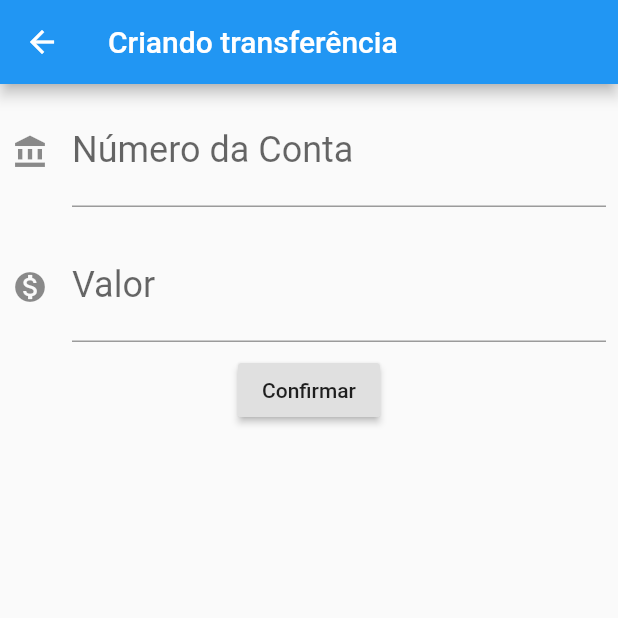
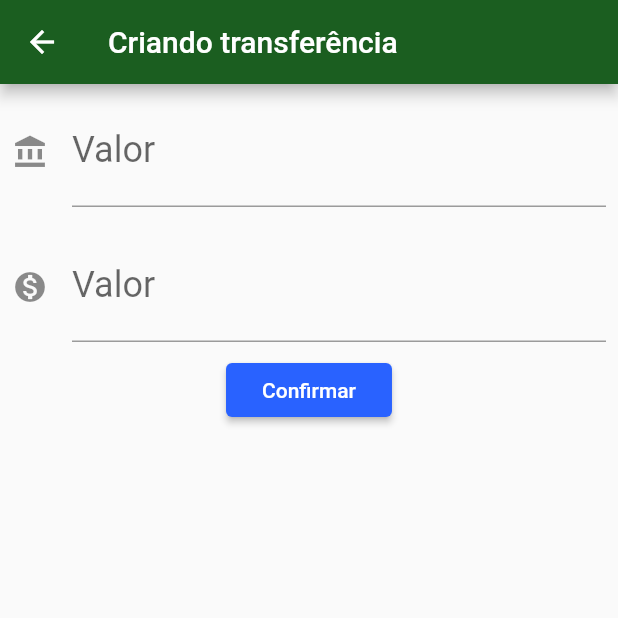
Before and after one commit to iagolopess/bytebankFlutter, a Flutter app: the screen it shows after launch, after a tap on the "add" icon, on a phone screen of 412 x 824 dp, the top half of it. Run offline on Flutter 3.47's test engine with Material 2 defaults, Android fonts, the phone set to English and light mode, and no system bars.

Commit message:
projeto final ByteBank Alura

```diff
--- /dev/null
+++ b/lib/components/editor.dart
@@ -0,0 +1,35 @@
+import 'package:flutter/material.dart';
+
+class Editor extends StatelessWidget {
+  final TextEditingController controlador;
+  final String rotulo;
+  final String dica;
+  final IconData icone;
+
+  Editor({
+    this.controlador,
+    this.rotulo,
+    this.dica,
+    this.icone,
+  });
+
+  @override
+  Widget build(BuildContext context) {
+    return Padding(
+      padding: const EdgeInsets.all(8.0),
+      child: TextField(
+        controller: controlador,
+        style: TextStyle(
+          fontSize: 24.0,
+        ),
+        decoration: InputDecoration(
+          // Operador ternário para verificar se icone é null
+          icon: icone != null ? Icon(icone) : null,
+          labelText: rotulo,
+          hintText: dica,
+        ),
+        keyboardType: TextInputType.number,
+      ),
+    );
+  }
+}
--- a/lib/main.dart
+++ b/lib/main.dart
@@ -1,3 +1,4 @@
+import 'package:bytebank/screen/transferencia/lista.dart';
 import 'package:flutter/material.dart';
 
 void main() => runApp(BytebankApp());
@@ -7,175 +8,15 @@ class BytebankApp extends StatelessWidget {
   @override
   Widget build(BuildContext context) {
     return MaterialApp(
-        home: Scaffold(
-      body: ListaTransferencia(),
-    ));
-  }
-}
-
-// Tela onde tem a lista com as transferencias
-class ListaTransferencia extends StatefulWidget {
-  // Lista que irá armazenar as transferências
-  final List<Transferencia> _transferencias = [];
-
-  @override
-  State<StatefulWidget> createState() {
-    // TODO: implement createState
-    return ListaTransferenciaState();
-  }
-}
-
-class ListaTransferenciaState extends State<ListaTransferencia> {
-  @override
-  Widget build(BuildContext context) {
-    return Scaffold(
-      appBar: AppBar(
-        title: Text("Transferências"),
+      theme: ThemeData(
+        primaryColor: Colors.green[900],
+        accentColor: Colors.blueAccent[700],
+        buttonTheme: ButtonThemeData(
+          buttonColor: Colors.blueAccent[700],
+          textTheme: ButtonTextTheme.primary,
+        ),
       ),
-      body: ListView.builder(
-        itemCount: widget._transferencias.length,
-        itemBuilder: (context, indice) {
-          final transferencia = widget._transferencias[indice];
-          return ItemTransfrencia(transferencia);
-        },
-      ),
-      floatingActionButton: FloatingActionButton(
-        child: Icon(Icons.add),
-        onPressed: () {
-          //Controla o fluxo de navegação entre as telas
-          final Future<Transferencia> future =
-              Navigator.push(context, MaterialPageRoute(builder: (context) {
-            return FormularioTransferencia();
-          }));
-          future.then((transferenciaRecebida) {
-            Future.delayed(Duration(seconds: 1), () {
-              debugPrint('Chegou no then do future');
-              debugPrint('$transferenciaRecebida');
-
-              //Verifica se a transferência foi executada
-              if (transferenciaRecebida != null) {
-                setState(
-                    () => widget._transferencias.add(transferenciaRecebida));
-              }
-            });
-          });
-        },
-      ),
+      home: ListaTransferencia(),
     );
   }
 }
-
-// Cria cada item da lista de transferência
-class ItemTransfrencia extends StatelessWidget {
-  final Transferencia _transferencia;
-
-  ItemTransfrencia(this._transferencia);
-
-  @override
-  Widget build(BuildContext context) {
-    return Card(
-      child: ListTile(
-        leading: Icon(Icons.monetization_on),
-        title: Text(" R\$ " + _transferencia.valor.toStringAsFixed(2)),
-        subtitle: Text("Conta: " + _transferencia.numeroConta.toString()),
-      ),
-    );
-  }
-}
-
-// Insere valor e conta da transferencia
-class Transferencia {
-  final double valor;
-  final int numeroConta;
-
-  Transferencia(this.valor, this.numeroConta);
-
-  @override
-  String toString() {
-    return 'Transferencia{valor: $valor, numeroConta: $numeroConta}';
-  }
-}
-
-class FormularioTransferencia extends StatefulWidget {
-  @override
-  State<StatefulWidget> createState() {
-    return FormularioTransferenciaState();
-  }
-}
-
-class FormularioTransferenciaState extends State<FormularioTransferencia> {
-  final TextEditingController _controladorCampoNumeroConta =
-      TextEditingController();
-  final TextEditingController _controladorCampoValor = TextEditingController();
-
-  @override
-  Widget build(BuildContext context) {
-    return Scaffold(
-      appBar: AppBar(
-        title: Text('Criando transferência'),
-      ),
-      body: SingleChildScrollView(
-        child: Column(
-          children: <Widget>[
-            Editor(
-              controlador: _controladorCampoNumeroConta,
-              rotulo: 'Número da Conta',
-              dica: '0000',
-              icone: Icons.account_balance,
-            ),
-            Editor(
-                controlador: _controladorCampoValor,
-                rotulo: 'Valor',
-                dica: '0.00',
-                icone: Icons.monetization_on),
-            RaisedButton(
-              child: Text('Confirmar'),
-              onPressed: () => _criaTransferencia(context),
-            )
-          ],
-        ),
-      ),
-    );
-  }
-
-  void _criaTransferencia(BuildContext context) {
-    final int numeroConta = int.tryParse(_controladorCampoNumeroConta.text);
-    final double valor = double.tryParse(_controladorCampoValor.text);
-
-    if (numeroConta != null && valor != null) {
-      final transferenciaCriada = Transferencia(valor, numeroConta);
-      debugPrint('Criando transferência');
-      debugPrint('$transferenciaCriada');
-      Navigator.pop(context, transferenciaCriada);
-    }
-  }
-}
-
-class Editor extends StatelessWidget {
-  final TextEditingController controlador;
-  final String rotulo;
-  final String dica;
-  final IconData icone;
-
-  Editor({this.controlador, this.rotulo, this.dica, this.icone});
-
-  @override
-  Widget build(BuildContext context) {
-    return Padding(
-      padding: const EdgeInsets.all(8.0),
-      child: TextField(
-        controller: controlador,
-        style: TextStyle(
-          fontSize: 24.0,
-        ),
-        decoration: InputDecoration(
-          // Operador ternário para verificar se icone é null
-          icon: icone != null ? Icon(icone) : null,
-          labelText: rotulo,
-          hintText: dica,
-        ),
-        keyboardType: TextInputType.number,
-      ),
-    );
-  }
-}
--- /dev/null
+++ b/lib/models/transferencia.dart
@@ -0,0 +1,15 @@
+// Insere valor e conta da transferencia
+class Transferencia {
+  final double valor;
+  final int numeroConta;
+
+  Transferencia(
+    this.valor,
+    this.numeroConta,
+  );
+
+  @override
+  String toString() {
+    return 'Transferencia{valor: $valor, numeroConta: $numeroConta}';
+  }
+}
--- /dev/null
+++ b/lib/screen/transferencia/formulario.dart
@@ -0,0 +1,58 @@
+import 'package:bytebank/components/editor.dart';
+import 'package:bytebank/models/transferencia.dart';
+import 'package:flutter/material.dart';
+
+const _tituloAppBar = "Criando transferência";
+
+class FormularioTransferencia extends StatefulWidget {
+  @override
+  State<StatefulWidget> createState() {
+    return FormularioTransferenciaState();
+  }
+}
+
+class FormularioTransferenciaState extends State<FormularioTransferencia> {
+  final TextEditingController _controladorCampoNumeroConta =
+      TextEditingController();
+  final TextEditingController _controladorCampoValor = TextEditingController();
+
+  @override
+  Widget build(BuildContext context) {
+    return Scaffold(
+      appBar: AppBar(
+        title: Text(_tituloAppBar),
+      ),
+      body: SingleChildScrollView(
+        child: Column(
+          children: <Widget>[
+            Editor(
+              controlador: _controladorCampoNumeroConta,
+              rotulo: "Valor",
+              dica: "0.00",
+              icone: Icons.account_balance,
+            ),
+            Editor(
+                controlador: _controladorCampoValor,
+                rotulo: 'Valor',
+                dica: '0.00',
+                icone: Icons.monetization_on),
+            RaisedButton(
+              child: Text('Confirmar'),
+              onPressed: () => _criaTransferencia(context),
+            )
+          ],
+        ),
+      ),
+    );
+  }
+
+  void _criaTransferencia(BuildContext context) {
+    final int numeroConta = int.tryParse(_controladorCampoNumeroConta.text);
+    final double valor = double.tryParse(_controladorCampoValor.text);
+
+    if (numeroConta != null && valor != null) {
+      final transferenciaCriada = Transferencia(valor, numeroConta);
+      Navigator.pop(context, transferenciaCriada);
+    }
+  }
+}
--- /dev/null
+++ b/lib/screen/transferencia/lista.dart
@@ -0,0 +1,67 @@
+// Tela onde tem a lista com as transferencias
+import 'package:bytebank/models/transferencia.dart';
+import 'package:flutter/material.dart';
+import 'formulario.dart';
+
+class ListaTransferencia extends StatefulWidget {
+  // Lista que irá armazenar as transferências
+  final List<Transferencia> _transferencias = [];
+
+  @override
+  State<StatefulWidget> createState() {
+    return ListaTransferenciaState();
+  }
+}
+
+class ListaTransferenciaState extends State<ListaTransferencia> {
+  @override
+  Widget build(BuildContext context) {
+    return Scaffold(
+      appBar: AppBar(
+        title: Text("Transferências"),
+      ),
+      body: ListView.builder(
+        itemCount: widget._transferencias.length,
+        itemBuilder: (context, indice) {
+          final transferencia = widget._transferencias[indice];
+          return ItemTransfrencia(transferencia);
+        },
+      ),
+      floatingActionButton: FloatingActionButton(
+        child: Icon(Icons.add),
+        onPressed: () {
+          //Controla o fluxo de navegação entre as telas
+          Navigator.push(context, MaterialPageRoute(builder: (context) {
+            return FormularioTransferencia();
+          })).then(
+            (transferenciaRecebida) => _atualiza(transferenciaRecebida),
+          );
+        },
+      ),
+    );
+  }
+
+  void _atualiza(Transferencia transferenciaRecebida) {
+    if (transferenciaRecebida != null) {
+      setState(() => widget._transferencias.add(transferenciaRecebida));
+    }
+  }
+}
+
+// Cria cada item da lista de transferência
+class ItemTransfrencia extends StatelessWidget {
+  final Transferencia _transferencia;
+
+  ItemTransfrencia(this._transferencia);
+
+  @override
+  Widget build(BuildContext context) {
+    return Card(
+      child: ListTile(
+        leading: Icon(Icons.monetization_on),
+        title: Text(" R\$ " + _transferencia.valor.toStringAsFixed(2)),
+        subtitle: Text("Conta: " + _transferencia.numeroConta.toString()),
+      ),
+    );
+  }
+}
```
Also changed, not shown: 1 other file.
